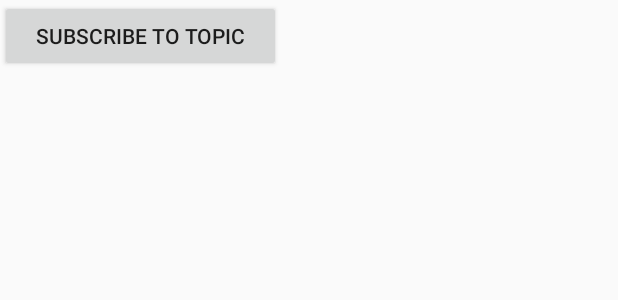
After one commit to jmay24/InternetOfThingsProject, an Android app: the layout activity_info.xml on its own in the app's theme, with its tools: preview values and no code run, on a phone screen of 412 x 824 dp. The commit adds this screen. Shown: the top 300 px of the screen. Run offline under Robolectric (Android 15) with nearby library versions, the light colour scheme and no system bars.

```diff
--- /dev/null
+++ b/app/src/main/res/layout/activity_info.xml
@@ -0,0 +1,11 @@
+<?xml version="1.0" encoding="utf-8"?>
+<LinearLayout xmlns:android="http://schemas.android.com/apk/res/android"
+    android:orientation="vertical" android:layout_width="match_parent"
+    android:layout_height="match_parent">
+
+    <Button
+        android:text="Subscribe to Topic"
+        android:layout_width="187dp"
+        android:layout_height="wrap_content"
+        android:id="@+id/button" />
+</LinearLayout>
```
Also changed, not shown: app/src/main/java/com/m/j/project/josephmay/MainActivity.java (+1 -18 lines), app/src/main/java/com/m/j/project/josephmay/System_Info.java (added, +44 -0 lines).
